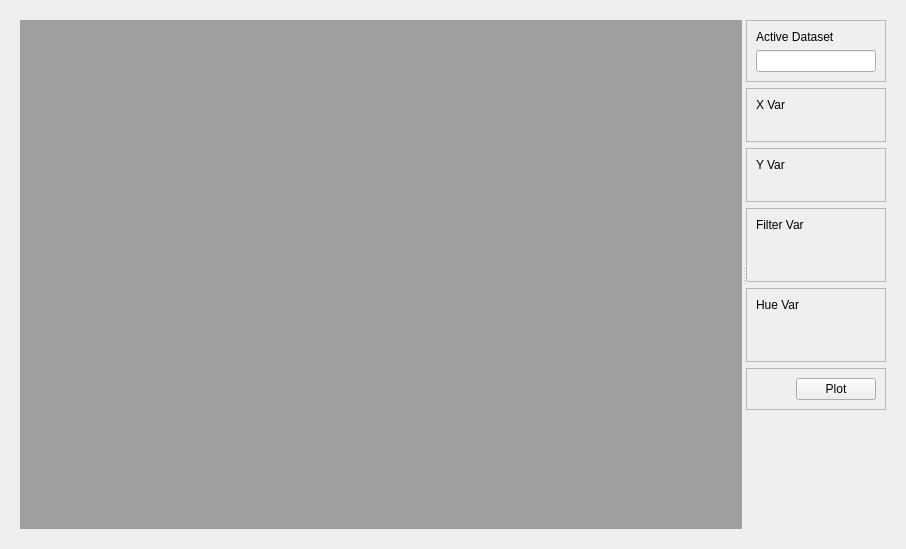
The window that NiChart/plugins/plotview/plotview.ui (gurayerus/NiChart) describes before a commit, drawn with Qt 5.
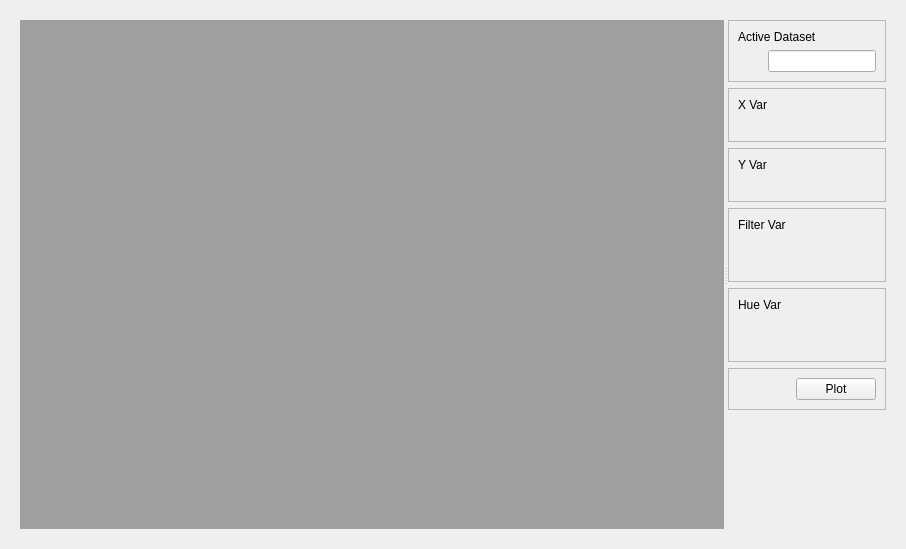
The same window after the commit.

Diff of the .ui file:
```diff
--- a/NiChart/plugins/plotview/plotview.ui
+++ b/NiChart/plugins/plotview/plotview.ui
@@ -77,13 +77,35 @@
                             </item>
 
                             <item>
-                                <widget  class="QLineEdit"  name="edit_dset1">
-                                    <property  name="text">
-                                    <string> </string>
+                            <layout  class="QHBoxLayout"  name="horizontalLayout_5">
+                                <item>
+                                <spacer  name="horizontalSpacer_5">
+                                    <property  name="orientation">
+                                    <enum>Qt::Horizontal</enum>
                                     </property>
-                                </widget>
+                                    
+                                    <property name="sizeType">
+                                        <enum>QSizePolicy::Fixed</enum>
+                                    </property>
+                                    
+                                    <property  name="sizeHint"  stdset="0">
+                                    <size>
+                                        <width>30</width>
+                                        <height>20</height>
+                                    </size>
+                                    </property>
+                                </spacer>
+                                </item>
+                                <item>
+                                    <widget  class="QLineEdit"  name="edit_activeDset">
+                                        <property  name="text">
+                                        <string> </string>
+                                        </property>
+                                    </widget>
+                                </item>
+                            </layout>
                             </item>
-
+                            
                         </layout>
                         </widget>
                     </item>
@@ -115,9 +137,14 @@
                                     <property  name="orientation">
                                     <enum>Qt::Horizontal</enum>
                                     </property>
+                                    
+                                    <property name="sizeType">
+                                        <enum>QSizePolicy::Fixed</enum>
+                                    </property>
+                                    
                                     <property  name="sizeHint"  stdset="0">
                                     <size>
-                                        <width>40</width>
+                                        <width>30</width>
                                         <height>20</height>
                                     </size>
                                     </property>
@@ -161,9 +188,14 @@
                                     <property  name="orientation">
                                     <enum>Qt::Horizontal</enum>
                                     </property>
+                                    
+                                    <property name="sizeType">
+                                        <enum>QSizePolicy::Fixed</enum>
+                                    </property>
+                                    
                                     <property  name="sizeHint"  stdset="0">
                                     <size>
-                                        <width>40</width>
+                                        <width>30</width>
                                         <height>20</height>
                                     </size>
                                     </property>
@@ -207,9 +239,14 @@
                                     <property  name="orientation">
                                     <enum>Qt::Horizontal</enum>
                                     </property>
+
+                                    <property name="sizeType">
+                                        <enum>QSizePolicy::Fixed</enum>
+                                    </property>
+                                    
                                     <property  name="sizeHint"  stdset="0">
                                     <size>
-                                        <width>40</width>
+                                        <width>30</width>
                                         <height>20</height>
                                     </size>
                                     </property>
@@ -228,9 +265,14 @@
                                     <property  name="orientation">
                                     <enum>Qt::Horizontal</enum>
                                     </property>
+                                    
+                                    <property name="sizeType">
+                                        <enum>QSizePolicy::Fixed</enum>
+                                    </property>
+                                    
                                     <property  name="sizeHint"  stdset="0">
                                     <size>
-                                        <width>40</width>
+                                        <width>30</width>
                                         <height>20</height>
                                     </size>
                                     </property>
@@ -275,9 +317,14 @@
                                     <property  name="orientation">
                                     <enum>Qt::Horizontal</enum>
                                     </property>
+                                    
+                                    <property name="sizeType">
+                                        <enum>QSizePolicy::Fixed</enum>
+                                    </property>
+                                    
                                     <property  name="sizeHint"  stdset="0">
                                     <size>
-                                        <width>40</width>
+                                        <width>30</width>
                                         <height>20</height>
                                     </size>
                                     </property>
@@ -296,9 +343,14 @@
                                     <property  name="orientation">
                                     <enum>Qt::Horizontal</enum>
                                     </property>
+                                    
+                                    <property name="sizeType">
+                                        <enum>QSizePolicy::Fixed</enum>
+                                    </property>
+                                    
                                     <property  name="sizeHint"  stdset="0">
                                     <size>
-                                        <width>40</width>
+                                        <width>30</width>
                                         <height>20</height>
                                     </size>
                                     </property>
```
Left out of the diff: 2 changed lines with no effect on the pictures.
